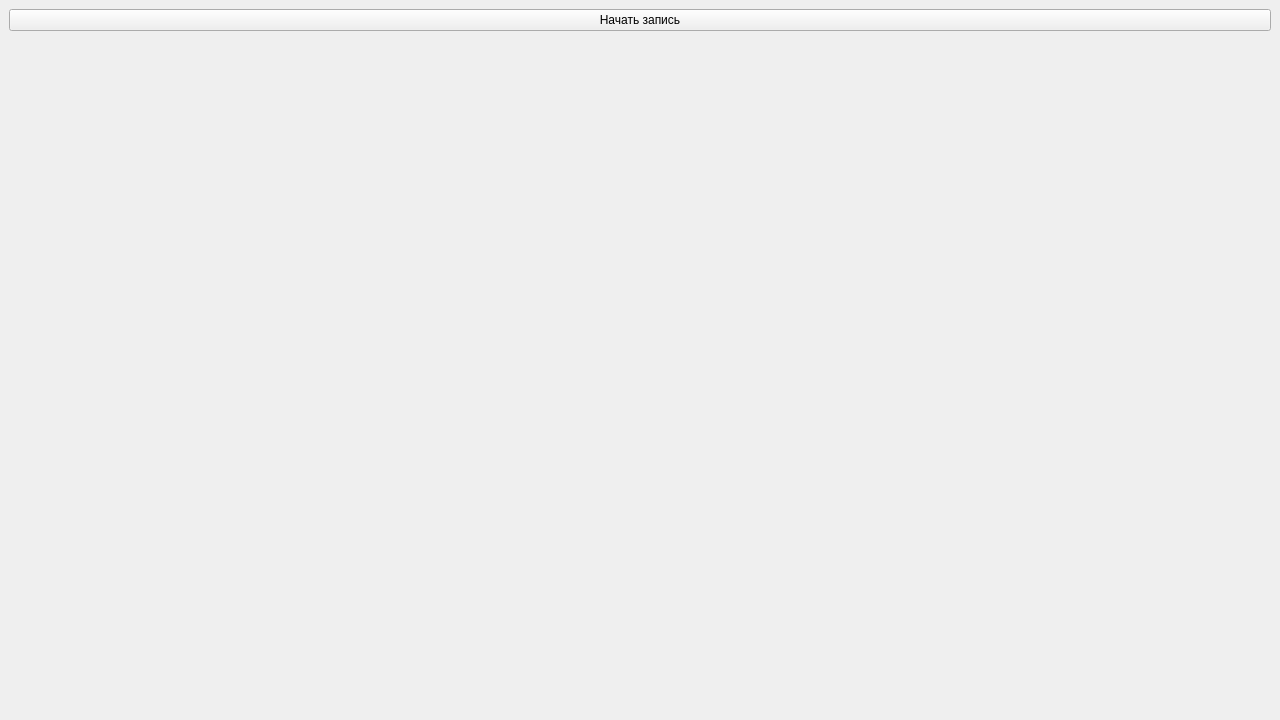
Qt form mainwindow.ui (ByMisterAnt/Tremor-Estimate-App) before a commit.
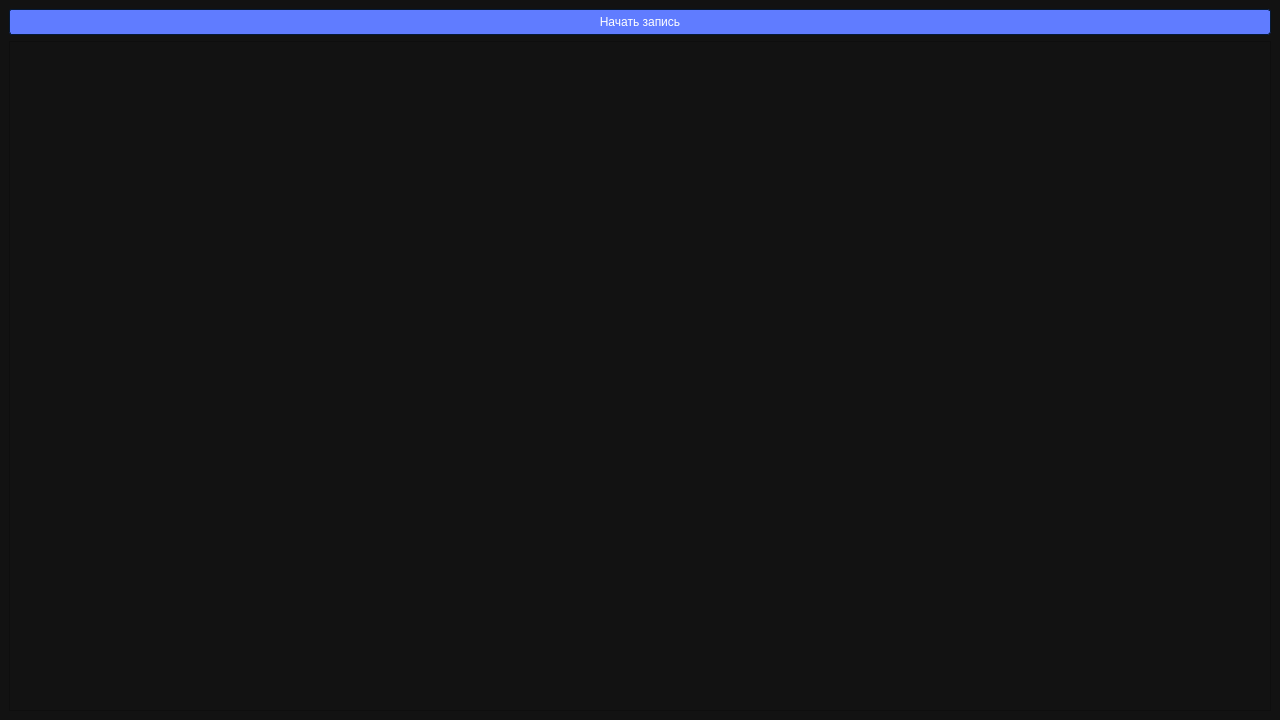
The same form after that commit. Icons and pictures are not drawn.

Diff of the .ui file:
```diff
--- a/mainwindow.ui
+++ b/mainwindow.ui
@@ -13,6 +13,1193 @@
   <property name="windowTitle">
    <string>MainWindow</string>
   </property>
+  <property name="styleSheet">
+   <string notr="true">QWidget
+{
+	background-color: #121212;
+	color: #ffffff;
+	border-color: #051a39;
+
+}
+
+
+/*-----QLabel-----*/
+QLabel
+{
+	background-color: transparent;
+	color: #ffffff;
+
+}
+
+
+QLabel::disabled
+{
+	background-color: transparent;
+	color: #656565;
+
+}
+
+
+/*-----QMenuBar-----*/
+QMenuBar
+{
+	background-color: #0a0a0a;
+	color: #ffffff;
+	border-color: #051a39;
+
+}
+
+
+QMenuBar::disabled
+{
+	background-color: #404040;
+	color: #656565;
+	border-color: #051a39;
+
+}
+
+
+QMenuBar::item
+{
+    background-color: transparent;
+
+}
+
+
+QMenuBar::item:selected
+{
+    background-color: #607cff;
+    border: 1px solid #41cd52;
+
+}
+
+
+QMenuBar::item:pressed
+{
+    background-color: #4969ff;
+    border: 1px solid #000;
+    margin-bottom: -1px;
+    padding-bottom: 1px;
+
+}
+
+
+/*-----QMenu-----*/
+QMenu
+{
+    background-color: #121212;
+    border: 1px solid;
+    color: #ffffff;
+
+}
+
+
+QMenu::separator
+{
+    height: 1px;
+    background-color: #6d8eff;
+    color: #ffffff;
+    padding-left: 4px;
+    margin-left: 10px;
+    margin-right: 5px;
+
+}
+
+
+QMenu::item
+{
+    min-width : 150px;
+    padding: 3px 20px 3px 20px;
+
+}
+
+
+QMenu::item:selected
+{
+    background-color: #4969ff;
+    color: #ffffff;
+
+}
+
+
+QMenu::item:disabled
+{
+    color: #262626;
+}
+
+
+/*-----QToolTip-----*/
+QToolTip
+{
+	border : 1px solid #000000;
+	background-color: #26264f;
+	color: #ffffff;
+	border-color: #051a39;
+
+}
+
+
+/*-----QPushButton-----*/
+QPushButton
+{
+	background-color: #607cff;
+	color: #ffffff;
+	border-style: solid;
+	border-width: 1px;
+	border-radius: 3px;
+	border-color: #051a39;
+	padding: 5px;
+	/*max-width: 1000px;*/
+
+
+}
+
+
+QPushButton::disabled
+{
+	background-color: #404040;
+	color: #656565;
+	border-color: #051a39;
+
+}
+
+
+QPushButton::hover
+{
+	background-color: #8399ff;
+	color: #ffffff;
+	border-style: solid;
+	border-width: 1px;
+	border-radius: 3px;
+	border-color: #051a39;
+	padding: 5px;
+
+}
+
+
+QPushButton::pressed
+{
+	background-color: #4969ff;
+	color: #ffffff;
+	border-style: solid;
+	border-width: 1px;
+	border-radius: 3px;
+	border-color: #051a39;
+	padding: 5px;
+
+}
+
+
+/*-----QToolButton-----*/
+QToolButton
+{
+	background-color: #607cff;
+	color: #ffffff;
+	border-width: 1px;
+	border-radius: 3px;
+	border-color: #051a39;
+	padding: 3px;
+
+}
+
+
+QToolButton::disabled
+{
+	background-color: #404040;
+	color: #656565;
+	border-color: #051a39;
+
+}
+
+
+QToolButton::hover
+{
+	background-color: #8399ff;
+	color: #ffffff;
+	border-width: 1px;
+	border-radius: 3px;
+	border-color: #051a39;
+	padding: 3px;
+
+}
+
+
+QToolButton::pressed
+{
+	background-color: #4969ff;
+	color: #ffffff;
+	border-width: 1px;
+	border-radius: 3px;
+	border-color: #051a39;
+	padding: 3px;
+
+}
+
+
+/*-----QComboBox-----*/
+QComboBox
+{
+    background-color: #607cff;
+    border: 1px solid;
+    border-radius: 3px;
+    padding-left: 6px;
+    color: #ffffff;
+    height: 20px;
+
+}
+
+
+QComboBox::disabled
+{
+	background-color: #404040;
+	color: #656565;
+	border-color: #051a39;
+
+}
+
+
+QComboBox:hover
+{
+    background-color: #8399ff;
+
+}
+
+
+QComboBox:on
+{
+    background-color: #4969ff;
+
+}
+
+
+QComboBox QAbstractItemView
+{
+    background-color: #383838;
+    color: #ffffff;
+    border: 1px solid black;
+    selection-background-color: #4969ff;
+    selection-color: #ffffff;
+    outline: 0;
+
+}
+
+
+QComboBox::drop-down
+{
+    subcontrol-origin: padding;
+    subcontrol-position: top right;
+    width: 15px;
+    border-left-width: 0px;
+    border-left-color: darkgray;
+    border-left-style: solid; 
+    border-top-right-radius: 3px; 
+    border-bottom-right-radius: 3px;
+
+}
+
+
+QComboBox::down-arrow
+{
+    image: url(://arrow-down.png);
+    width: 8px;
+    height: 8px;
+}
+
+
+/*-----QSpinBox &amp;amp; QDoubleSpinBox &amp;amp; QDateTimeEdit-----*/
+QSpinBox, 
+QDoubleSpinBox,
+QDateTimeEdit
+{
+	background-color: #525251;
+	color: #ffffff;
+	border: 1px solid #051a39;
+	border-radius: 3px;
+	padding : 2px;
+
+}
+
+
+QSpinBox::disabled, 
+QDoubleSpinBox::disabled,
+QDateTimeEdit::disabled
+{
+	background-color: #404040;
+	color: #656565;
+	border-color: #051a39;
+
+}
+
+
+QSpinBox:hover, 
+QDoubleSpinBox::hover,
+QDateTimeEdit::hover
+{
+    background-color: #626262;
+    border: 1px solid #607cff;
+    color:  #fff;
+    padding: 2px
+
+}
+
+
+QSpinBox::up-button, QSpinBox::down-button,
+QDoubleSpinBox::up-button, QDoubleSpinBox::down-button,
+QDateTimeEdit::up-button, QDateTimeEdit::down-button
+{
+    background-color: #607cff;
+	border-radius: 2px;
+
+}
+
+
+QSpinBox::disabled, 
+QDoubleSpinBox::disabled,
+QDateTimeEdit::disabled
+{
+	background-color: #404040;
+	color: #656565;
+	border-color: #051a39;
+
+}
+
+
+QSpinBox::up-button:hover, QSpinBox::down-button:hover,
+QDoubleSpinBox::up-button:hover, QDoubleSpinBox::down-button:hover,
+QDateTimeEdit::up-button:hover, QDateTimeEdit::down-button:hover
+{
+    background-color: #8399ff;
+    border: 1px solid #8399ff;
+
+}
+
+
+QSpinBox::up-button:disabled, QSpinBox::down-button:disabled,
+QDoubleSpinBox::up-button:disabled, QDoubleSpinBox::down-button:disabled,
+QDateTimeEdit::up-button:disabled, QDateTimeEdit::down-button:disabled
+{
+	background-color: #404040;
+	color: #656565;
+	border-color: #051a39;
+
+}
+
+
+QSpinBox::up-button:pressed, QSpinBox::down-button:pressed,
+QDoubleSpinBox::up-button:pressed, QDoubleSpinBox::down-button::pressed,
+QDateTimeEdit::up-button:pressed, QDateTimeEdit::down-button::pressed
+{
+    background-color: #4969ff;
+    border: 1px solid #4969ff;
+
+}
+
+
+QSpinBox::down-arrow,
+QDoubleSpinBox::down-arrow,
+QDateTimeEdit::down-arrow
+{
+    image: url(://arrow-down.png);
+    width: 7px;
+
+}
+
+
+QSpinBox::up-arrow,
+QDoubleSpinBox::up-arrow,
+QDateTimeEdit::up-arrow
+{
+    image: url(://arrow-up.png);
+    width: 7px;
+
+}
+
+
+/*-----QLineEdit-----*/
+QLineEdit
+{
+	background-color: #525251;
+	color: #ffffff;
+	border-width: 1px;
+	border-radius: 3px;
+	border-color: #051a39;
+	padding: 2px;
+
+}
+
+
+QLineEdit::disabled
+{
+	background-color: #404040;
+	color: #656565;
+	border-width: 1px;
+	border-radius: 3px;
+	border-color: #051a39;
+	padding: 2px;
+
+}
+
+
+/*-----QTextEdit-----*/
+QTextEdit
+{
+	background-color: #ffffff;
+	color: #010201;
+	border-color: #051a39;
+
+}
+
+
+QTextEdit::disabled
+{
+	background-color: #404040;
+	color: #656565;
+	border-color: #051a39;
+
+}
+
+
+/*-----QGroupBox-----*/
+QGroupBox 
+{
+    border: 1px solid;
+    border-color: #607cff;
+    margin-top: 22px;
+
+}
+
+
+QGroupBox::title  
+{
+    background-color: #607cff;
+    color: #ffffff;
+    subcontrol-origin: margin;
+    subcontrol-position: top left;
+    padding: 5px;
+	border-top-left-radius: 3px;
+	border-top-right-radius: 3px;
+
+}
+
+
+QGroupBox::title::disabled
+{
+	background-color: #404040;
+	color: #656565;
+    subcontrol-origin: margin;
+    subcontrol-position: top left;
+    padding: 5px;
+	border-top-left-radius: 3px;
+	border-top-right-radius: 3px;
+
+}
+
+
+/*-----QCheckBox-----*/
+QCheckBox::indicator
+{
+    color: #b1b1b1;
+    background-color: #323232;
+    border: 1px solid #b1b1b1;
+    width: 12px;
+    height: 12px;
+
+}
+
+
+QCheckBox::indicator:checked
+{
+    image:url(://checkbox.png);
+    border: 1px solid #607cff;
+
+}
+
+
+QCheckBox::indicator:unchecked:hover
+{
+    border: 1px solid #607cff;
+
+}
+
+
+QCheckBox::disabled
+{
+	color: #656565;
+
+}
+
+
+QCheckBox::indicator:disabled
+{
+	background-color: #656565;
+	color: #656565;
+    border: 1px solid #656565;
+
+}
+
+
+/*-----QRadioButton-----*/
+QRadioButton::indicator::unchecked
+{ 
+	border: 2px inset gray; 
+	border-radius: 5px; 
+	background-color:  #fff;
+	width: 9px; 
+	height: 9px; 
+
+}
+
+
+QRadioButton::indicator::unchecked:hover
+{ 
+	border: 2px solid #607cff; 
+	border-radius: 5px; 
+	background-color:  #fff;
+	width: 9px; 
+	height: 9px; 
+
+}
+
+
+QRadioButton::indicator::checked
+{ 
+	border: 2px inset darkgray; 
+	border-radius: 5px; 
+	background-color: #4969ff; 
+	width: 9px; 
+	height: 9px; 
+
+}
+
+
+QRadioButton::disabled
+{
+	color: #656565;
+
+}
+
+
+QRadioButton::indicator:disabled
+{
+	background-color: #656565;
+	color: #656565;
+    border: 2px solid #656565;
+
+}
+
+
+/*-----QTableView &amp;amp; QTableWidget-----*/
+QTableView
+{
+    background-color: #242526;
+    border: 1px solid #32414B;
+    color: #f0f0f0;
+    gridline-color: #8faaff;
+    outline : 0;
+
+}
+
+
+QTableView::disabled
+{
+    background-color: #242526;
+    border: 1px solid #32414B;
+    color: #656565;
+    gridline-color: #656565;
+    outline : 0;
+
+}
+
+
+QTableView::item:hover 
+{
+    background-color: #26264f;
+    color: #f0f0f0;
+
+}
+
+
+QTableView::item:selected 
+{
+    background-color: #1a1b1c;
+    border: 2px solid #4969ff;
+    color: #F0F0F0;
+
+}
+
+
+QTableView::item:selected:disabled
+{
+    background-color: #1a1b1c;
+    border: 2px solid #525251;
+    color: #656565;
+
+}
+
+
+QTableCornerButton::section
+{
+    background-color: #505050;
+    color: #fff;
+
+}
+
+
+QHeaderView::section
+{
+    background-color: #525251;
+    color: #fff;
+    text-align: left;
+	padding: 4px;
+	
+}
+
+
+QHeaderView::section:disabled
+{
+    background-color: #525251;
+    color: #656565;
+
+}
+
+
+QHeaderView::section:checked
+{
+    color: #fff;
+    background-color: #4969ff;
+
+}
+
+
+QHeaderView::section:checked:disabled
+{
+    color: #656565;
+    background-color: #525251;
+
+}
+
+
+QHeaderView::section::vertical::first,
+QHeaderView::section::vertical::only-one
+{
+    border-top: 1px solid #353635;
+
+}
+
+
+QHeaderView::section::vertical
+{
+    border-top: 1px solid #353635;
+
+}
+
+
+QHeaderView::section::horizontal::first,
+QHeaderView::section::horizontal::only-one
+{
+    border-left: 1px solid #353635;
+
+}
+
+
+QHeaderView::section::horizontal
+{
+    border-left: 1px solid #353635;
+
+}
+
+
+/*-----QTabWidget-----*/
+QTabBar::tab
+{
+	background-color: #262626;
+	color: #ffffff;
+	border-style: solid;
+	border-width: 1px;
+	border-top-left-radius: 3px;
+	border-top-right-radius: 3px;
+	border-color: #051a39;
+	padding: 5px;
+
+}
+
+
+QTabBar::tab:disabled
+{
+	background-color: #656565;
+	color: #656565;
+
+}
+
+
+QTabWidget::pane 
+{
+	background-color: #262626;
+	color: #ffffff;
+    border: 1px solid;
+    border-color: #607cff;
+
+}
+
+
+QTabBar::tab:selected
+{
+    background-color: #607cff;
+	color: #ffffff;
+	border-style: solid;
+	border-width: 1px;
+	border-top-left-radius: 3px;
+	border-top-right-radius: 3px;
+	border-color: #051a39;
+	padding: 5px;
+
+}
+
+
+QTabBar::tab:selected:disabled
+{
+	background-color: #404040;
+	color: #656565;
+
+}
+
+
+QTabBar::tab:!selected 
+{
+    background-color: #262626;
+
+}
+
+
+QTabBar::tab:!selected:hover 
+{
+    background-color: #8399ff;
+
+}
+
+
+QTabBar::tab:top:!selected 
+{
+    margin-top: 3px;
+
+}
+
+
+QTabBar::tab:bottom:!selected 
+{
+    margin-bottom: 3px;
+
+}
+
+
+QTabBar::tab:top, QTabBar::tab:bottom 
+{
+    min-width: 8ex;
+    margin-right: -1px;
+    padding: 5px 10px 5px 10px;
+
+}
+
+
+QTabBar::tab:top:selected 
+{
+    border-bottom-color: none;
+
+}
+
+
+QTabBar::tab:bottom:selected 
+{
+    border-top-color: none;
+
+}
+
+
+QTabBar::tab:top:last, QTabBar::tab:bottom:last,
+QTabBar::tab:top:only-one, QTabBar::tab:bottom:only-one 
+{
+    margin-right: 0;
+
+}
+
+
+QTabBar::tab:left:!selected 
+{
+    margin-right: 3px;
+
+}
+
+
+QTabBar::tab:right:!selected
+{
+    margin-left: 3px;
+
+}
+
+
+QTabBar::tab:left, QTabBar::tab:right 
+{
+    min-height: 8ex;
+    margin-bottom: -1px;
+    padding: 10px 5px 10px 5px;
+
+}
+
+
+QTabBar::tab:left:selected 
+{
+    border-left-color: none;
+
+}
+
+
+QTabBar::tab:right:selected 
+{
+    border-right-color: none;
+
+}
+
+
+QTabBar::tab:left:last, QTabBar::tab:right:last,
+QTabBar::tab:left:only-one, QTabBar::tab:right:only-one 
+{
+    margin-bottom: 0;
+
+}
+
+
+/*-----QSlider-----*/
+QSlider::groove:horizontal 
+{
+	background-color: transparent;
+	height: 5px;
+
+}
+
+
+QSlider::sub-page:horizontal 
+{
+	background-color: #607cff;
+
+}
+
+
+QSlider::add-page:horizontal 
+{
+	background-color: #666765;
+
+}
+
+
+QSlider::handle:horizontal 
+{
+	background-color: #607cff;
+	width: 30px;
+	height: 100px;
+	margin-top: -6px;
+	margin-bottom: -6px;
+	border-radius: 3px;
+
+}
+
+
+QSlider::handle:horizontal:hover 
+{
+	background-color: #607cff;
+	border-radius: 3px;
+
+}
+
+
+QSlider::sub-page:horizontal:disabled 
+{
+	background-color: #bbb;
+	border-color: #999;
+
+}
+
+
+QSlider::add-page:horizontal:disabled 
+{
+	background-color: #eee;
+	border-color: #999;
+
+}
+
+
+QSlider::handle:horizontal:disabled 
+{
+	background-color: #eee;
+	border: 1px solid #aaa;
+	border-radius: 3px;
+
+}
+
+
+QSlider::groove:vertical 
+{
+	background-color: transparent;
+	width: 5px;
+
+}
+
+
+QSlider::sub-page:vertical 
+{
+	background-color: #607cff;
+
+}
+
+
+QSlider::add-page:vertical 
+{
+	background-color: #666765;
+
+}
+
+
+QSlider::handle:vertical 
+{
+	background-color: #607cff;
+	height: 30px;
+	margin-left: -6px;
+	margin-right: -6px;
+	border-radius: 3px;
+
+}
+
+
+QSlider::handle:vertical:hover 
+{
+	background-color: #607cff;
+	border-radius: 3px;
+
+}
+
+
+QSlider::sub-page:vertical:disabled 
+{
+	background-color: #bbb;
+	border-color: #999;
+
+}
+
+
+QSlider::add-page:vertical:disabled 
+{
+	background-color: #eee;
+	border-color: #999;
+
+}
+
+
+QSlider::handle:vertical:disabled 
+{
+	background-color: #eee;
+	border: 1px solid #aaa;
+	border-radius: 3px;
+
+}
+
+
+.QSlider {
+min-height: 68px;
+max-height: 68px;
+}
+
+.QSlider::groove:horizontal {
+border: 1px solid #262626;
+height: 5px;
+margin: 0 12px;
+}
+
+.QSlider::handle:horizontal {
+width: 23px;
+height: 100px;
+margin: -24px -12px;
+}
+
+/*-----QDial-----*/
+QDial
+{
+	background-color: #607cff;
+
+}
+
+
+QDial::disabled
+{
+	background-color: #404040;
+
+}
+
+
+/*-----QScrollBar-----*/
+QScrollBar:horizontal
+{
+    border: 1px solid #222222;
+    background-color: #3d3d3d;
+    height: 13px;
+    margin: 0px 16px 0 16px;
+
+}
+
+
+QScrollBar::handle:horizontal
+{
+    background: #607cff;
+    min-height: 20px;
+
+}
+
+
+QScrollBar::add-line:horizontal
+{
+    border: 1px solid #1b1b19;
+    background-color: #607cff;
+    width: 14px;
+    subcontrol-position: right;
+    subcontrol-origin: margin;
+
+}
+
+
+QScrollBar::sub-line:horizontal
+{
+    border: 1px solid #1b1b19;
+    background-color: #607cff;
+    width: 14px;
+    subcontrol-position: left;
+    subcontrol-origin: margin;
+
+}
+
+
+QScrollBar::right-arrow:horizontal
+{
+    image: url(://arrow-right.png);
+    width: 6px;
+    height: 6px;
+
+}
+
+
+QScrollBar::left-arrow:horizontal
+{
+    image: url(://arrow-left.png);
+    width: 6px;
+    height: 6px;
+
+}
+
+
+QScrollBar::add-page:horizontal, QScrollBar::sub-page:horizontal
+{
+    background: none;
+
+}
+
+
+QScrollBar:vertical
+{
+    background-color: #3d3d3d;
+    width: 13px;
+    margin: 16px 0 16px 0;
+    border: 1px solid #222222;
+
+}
+
+
+QScrollBar::handle:vertical
+{
+    background-color: #607cff;
+    min-height: 20px;
+
+}
+
+
+QScrollBar::add-line:vertical
+{
+    border: 1px solid #1b1b19;
+    background-color: #607cff;
+    height: 14px;
+    subcontrol-position: bottom;
+    subcontrol-origin: margin;
+
+}
+
+
+QScrollBar::sub-line:vertical
+{
+    border: 1px solid #1b1b19;
+    background-color: #607cff;
+    height: 14px;
+    subcontrol-position: top;
+    subcontrol-origin: margin;
+
+}
+
+
+QScrollBar::up-arrow:vertical
+{
+    image: url(://arrow-up.png);
+    width: 6px;
+    height: 6px;
+
+}
+
+
+QScrollBar::down-arrow:vertical
+{
+    image: url(://arrow-down.png);
+    width: 6px;
+    height: 6px;
+
+}
+
+
+QScrollBar::add-page:vertical, QScrollBar::sub-page:vertical
+{
+    background: none;
+
+}
+
+
+/*-----QProgressBar-----*/
+QProgressBar
+{
+	background-color: #383838;
+	color: #ffffff;
+	border: 1px solid #607cff;
+	border-radius: 3px;
+	text-align: center;
+
+}
+
+
+QProgressBar::chunk {
+	background-color: #607cff;
+	color: #fff;
+
+}
+
+
+QProgressBar::chunk:disabled {
+	background-color: #656565;
+	border: 1px solid #aaa;
+	color: #656565;
+}
+
+
+/*-----QStatusBar-----*/
+QStatusBar
+{
+	background-color: #0a0a0a;
+	color: #ffffff;
+	border-color: #051a39;
+
+}</string>
+  </property>
   <widget class="QWidget" name="centralwidget">
    <layout class="QVBoxLayout" name="verticalLayout">
     <item>
@@ -23,10 +1210,46 @@
      </widget>
     </item>
     <item>
-     <widget class="QLabel" name="opencvFrame">
-      <property name="text">
-       <string/>
+     <widget class="QFrame" name="frame">
+      <property name="maximumSize">
+       <size>
+        <width>1920</width>
+        <height>1080</height>
+       </size>
       </property>
+      <property name="styleSheet">
+       <string notr="true"/>
+      </property>
+      <property name="frameShape">
+       <enum>QFrame::StyledPanel</enum>
+      </property>
+      <property name="frameShadow">
+       <enum>QFrame::Raised</enum>
+      </property>
+      <layout class="QGridLayout" name="gridLayout">
+       <property name="rightMargin">
+        <number>0</number>
+       </property>
+       <property name="bottomMargin">
+        <number>0</number>
+       </property>
+       <property name="spacing">
+        <number>0</number>
+       </property>
+       <item row="0" column="0">
+        <widget class="QLabel" name="opencvFrame">
+         <property name="minimumSize">
+          <size>
+           <width>0</width>
+           <height>0</height>
+          </size>
+         </property>
+         <property name="text">
+          <string/>
+         </property>
+        </widget>
+       </item>
+      </layout>
      </widget>
     </item>
    </layout>
```
